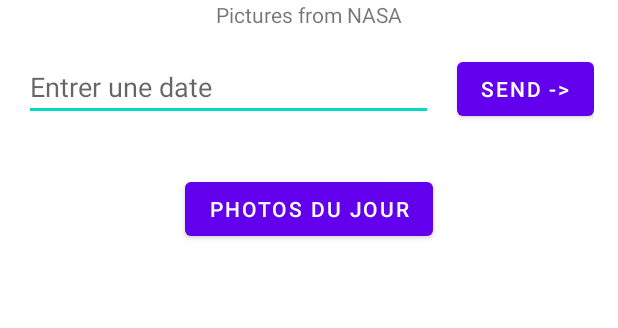
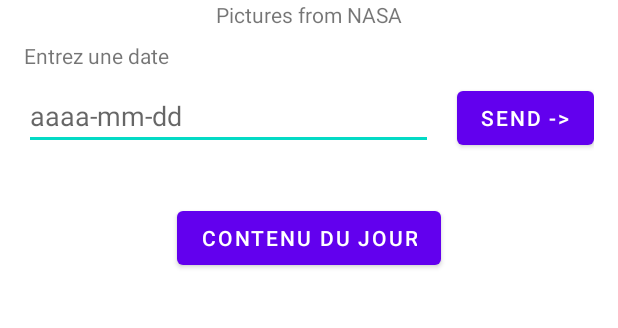
Before and after one commit to sebtex1/AndroidProjetST, an Android app: the screen it shows after launch (HomeActivity), on a phone screen of 412 x 824 dp, the part 365-693 px from its top. Run offline under Robolectric (Android 15) with nearby library versions, the light colour scheme and no system bars.

Commit message:
edit text date fonctionne corectement

```diff
--- a/app/src/main/java/com/example/androidprojetst/HomeActivity.java
+++ b/app/src/main/java/com/example/androidprojetst/HomeActivity.java
@@ -2,26 +2,65 @@
 
 import androidx.appcompat.app.AppCompatActivity;
 
+import android.app.DatePickerDialog;
 import android.content.Intent;
 import android.os.Bundle;
+import android.text.InputType;
 import android.util.Log;
 import android.view.View;
+import android.widget.DatePicker;
 import android.widget.EditText;
+
+import java.text.SimpleDateFormat;
+import java.util.Calendar;
 
 public class HomeActivity extends AppCompatActivity {
 
     private EditText editTextDate;
+    private DatePickerDialog picker;
+    private Calendar calendar;
+    private SimpleDateFormat format_date;
+    private String current_date;
 
     @Override
     protected void onCreate(Bundle savedInstanceState) {
         super.onCreate(savedInstanceState);
         setContentView(R.layout.activity_home);
+        editTextDate = findViewById(R.id.idDate);
+        editTextDate.setInputType(InputType.TYPE_NULL);
+        editTextDate.setOnClickListener(new View.OnClickListener() {
+            @Override
+            public void onClick(View view) {
+
+                final Calendar cldr = Calendar.getInstance();
+                int day = cldr.get(Calendar.DAY_OF_MONTH);
+                int month = cldr.get(Calendar.MONTH);
+                int year = cldr.get(Calendar.YEAR);
+                // date picker dialog
+                picker = new DatePickerDialog(HomeActivity.this,
+                        new DatePickerDialog.OnDateSetListener() {
+                            @Override
+                            public void onDateSet(DatePicker view, int year, int monthOfYear, int dayOfMonth) {
+                                calendar = Calendar.getInstance();
+                                format_date=new SimpleDateFormat("yyyy-MM-dd");
+                                current_date= format_date.format(calendar.getTime());
+                                editTextDate.setText(year + "-" + (monthOfYear + 1) + "-" + dayOfMonth);
+
+                                if(current_date.compareTo(editTextDate.getText().toString()) < 0 ){
+                                    editTextDate.setText(current_date);
+                                }
+                            }
+                        }, year, month, day);
+                picker.show();
+            }
+        });
     }
 
     public void showDate(View view) {
         Intent intentDate = new Intent(HomeActivity.this, ImageActivity.class);
 
         editTextDate = findViewById(R.id.idDate);
+
         Log.e("text date", String.valueOf(editTextDate.getText()));
         intentDate.putExtra("isDate", true);
         intentDate.putExtra("dateUrl", editTextDate.getText().toString());
--- a/app/src/main/res/layout/activity_home.xml
+++ b/app/src/main/res/layout/activity_home.xml
@@ -23,14 +23,20 @@
         android:text="@string/pictures_from_nasa"
         />
 
+    <TextView
+        android:layout_width="wrap_content"
+        android:layout_height="wrap_content"
+        android:layout_marginTop="8dp"
+        android:text="@string/textViewDate"
+        />
+
     <LinearLayout
         android:orientation="horizontal"
         android:layout_width="match_parent"
         android:layout_height="wrap_content"
-        android:layout_marginTop="16dp">
+        android:layout_marginTop="8dp">
 
         <EditText
-            android:inputType="date"
             android:id="@+id/idDate"
             android:layout_weight="1"
             android:layout_width="0dp"
--- a/app/src/main/res/values/strings.xml
+++ b/app/src/main/res/values/strings.xml
@@ -1,12 +1,12 @@
 <resources>
     <string name="app_name">Android Projet ST</string>
-    <string name="date_hint">Entrer une date</string>
-    <string name="button_text">Photos du jour</string>
+    <string name="date_hint">aaaa-mm-dd</string>
+    <string name="button_text">Contenu du jour</string>
     <string name="button_date">send -></string>
     <string name="ok">OK</string>
     <string name="cancel">Annuler</string>
     <string name="dialog_no_network">\"y a pas de reseaux\"</string>
     <string name="date">Date:</string>
     <string name="pictures_from_nasa">Pictures from NASA</string>
-    <string name="pictures_from_nasa">Pictures from NASA</string>
+    <string name="textViewDate">Entrez une date</string>
 </resources>
```
